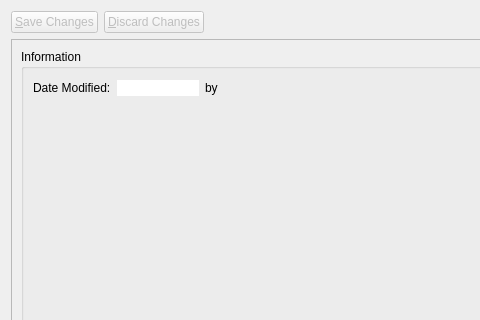
This is client/src/details/detailswidget.ui in KDAB/FatCRM as Qt 5 draws it before an edit; both pictures show x 0 to 480 and y 0 to 320 of the 676 by 610 pixel window. The edited form follows.
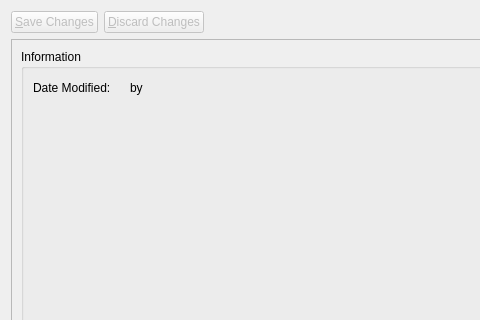
This is the edited form.

Commit message: make dateModified a label rather than a RO lineedit, to avoid truncation issues

What changed in the file:
```diff
--- a/client/src/details/detailswidget.ui
+++ b/client/src/details/detailswidget.ui
@@ -82,31 +82,10 @@
              </widget>
             </item>
             <item>
-             <widget class="QLineEdit" name="dateModified">
-              <property name="minimumSize">
-               <size>
-                <width>0</width>
-                <height>0</height>
-               </size>
-              </property>
-              <property name="maximumSize">
-               <size>
-                <width>106</width>
-                <height>16</height>
-               </size>
-              </property>
-              <property name="autoFillBackground">
-               <bool>false</bool>
-              </property>
+			 <widget class="QLabel" name="dateModified">
               <property name="text">
                <string/>
               </property>
-              <property name="frame">
-               <bool>false</bool>
-              </property>
-              <property name="readOnly">
-               <bool>true</bool>
-              </property>
              </widget>
             </item>
             <item>
```
Left out of the diff: 1 changed line with no effect on the pictures.
